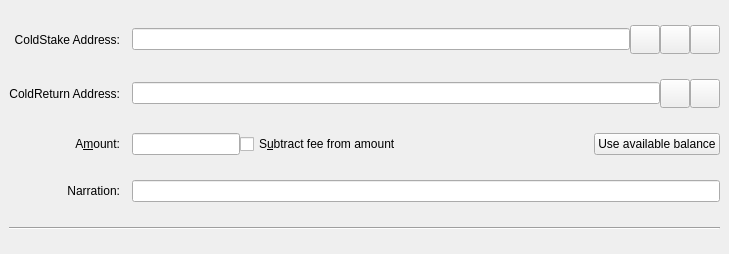
Qt form src/qt/forms/sendcoinsentry.ui (Bitcoin-Confidential/BitcoinC-Core) before a commit.
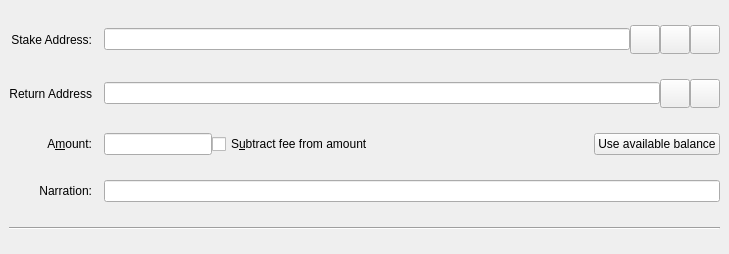
The same form after that commit. The open tabs and pages were chosen to show the change. Icons and pictures are not drawn. Custom widgets are drawn as their Qt base class.

Commit message: qt: Improved staking tab, Seperated address books for normal/staking

```diff
--- a/src/qt/forms/sendcoinsentry.ui
+++ b/src/qt/forms/sendcoinsentry.ui
@@ -285,7 +285,7 @@
     <item row="1" column="0">
      <widget class="QLabel" name="spendAddrLabel">
       <property name="text">
-       <string>ColdReturn Address:</string>
+       <string>Return Address</string>
       </property>
       <property name="alignment">
        <set>Qt::AlignRight|Qt::AlignTrailing|Qt::AlignVCenter</set>
@@ -388,7 +388,7 @@
     <item row="0" column="0">
      <widget class="QLabel" name="stakeAddrLabel">
       <property name="text">
-       <string>ColdStake Address:</string>
+       <string>Stake Address:</string>
       </property>
       <property name="alignment">
        <set>Qt::AlignRight|Qt::AlignTrailing|Qt::AlignVCenter</set>
```
Left out of the diff: 24 changed lines with no effect on the pictures. The commit also changes 21 other files.
